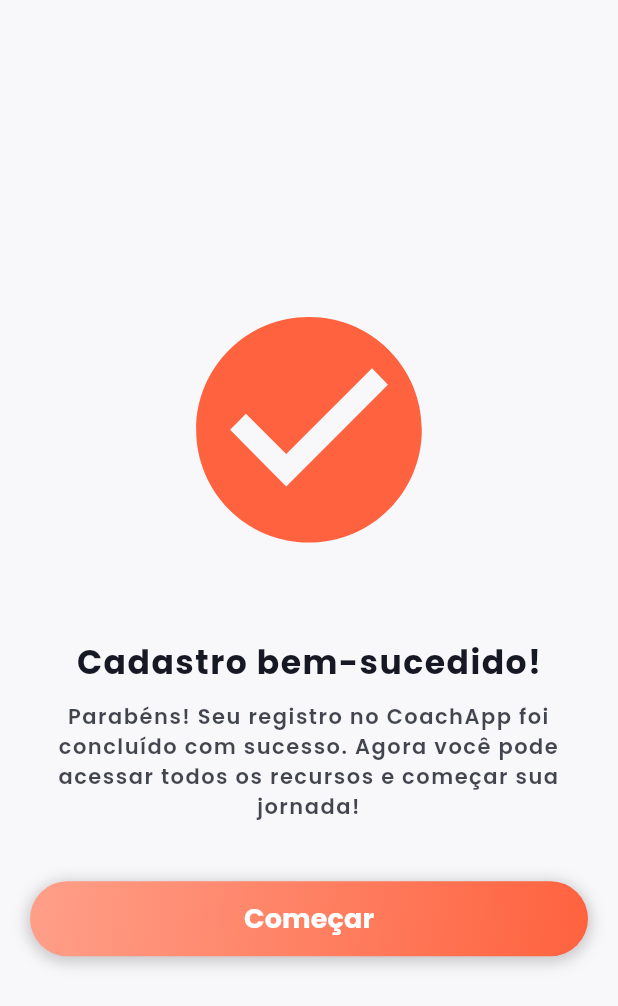
After one commit to LuizAbudi/beach-tennis-student-manager-frontend, a Flutter app: the RegisterSuccessPage screen opened directly, on a phone screen of 412 x 824 dp. The commit adds this screen. Shown: the top 1006 px of the screen. Run offline on Flutter 3.47's test engine with Material 3 defaults, Android fonts, the phone set to English and light mode, and no system bars; our stand-ins replace flutter_dotenv, google_fonts, jwt_decoder, localstorage; accounts and stored records are empty; generated files the repository leaves out were written again.

Commit message:
feat: adding success page

```diff
--- a/lib/src/pages/login.dart
+++ b/lib/src/pages/login.dart
@@ -2,6 +2,7 @@ import 'package:flutter/material.dart';
 import 'package:mobile/src/controllers/user_controller.dart';
 import 'package:mobile/src/pages/home.dart';
 import 'package:mobile/src/models/user_model.dart';
+import 'package:mobile/src/pages/register/success.dart';
 import 'package:mobile/src/pages/register/user_type.dart';
 import 'package:mobile/src/services/http_client.dart';
 import 'package:mobile/src/stores/user_stores.dart';
@@ -133,7 +134,7 @@ class _LoginPageState extends State<LoginPage> {
               child: ClipRRect(
                 borderRadius: BorderRadius.circular(20),
                 child: const Image(
-                  image: AssetImage('assets/coachapp_logo.png'),
+                  image: AssetImage('assets/images/coachapp_logo.png'),
                   width: 150,
                   height: 150,
                   fit: BoxFit.cover,
--- /dev/null
+++ b/lib/src/pages/register/success.dart
@@ -0,0 +1,76 @@
+import 'package:flutter/material.dart';
+import 'package:mobile/src/pages/home.dart';
+import 'package:mobile/src/widgets/custom_button.dart';
+import 'package:mobile/src/widgets/custom_text.dart';
+import 'package:mobile/src/widgets/pulse_icon.dart';
+
+class RegisterSuccessPage extends StatefulWidget {
+  const RegisterSuccessPage({super.key});
+
+  @override
+  State<RegisterSuccessPage> createState() => RegisterSuccessPageState();
+}
+
+class RegisterSuccessPageState extends State<RegisterSuccessPage> {
+  @override
+  Widget build(BuildContext context) {
+    return Scaffold(
+      body: SingleChildScrollView(
+        child: Column(
+          children: [
+            SizedBox(
+              height: MediaQuery.sizeOf(context).height,
+              width: double.infinity,
+              child: _buildInputFields(),
+            ),
+          ],
+        ),
+      ),
+    );
+  }
+
+  Widget _buildInputFields() {
+    return Container(
+      decoration:
+          const BoxDecoration(color: Color.fromARGB(255, 248, 248, 251)),
+      child: Padding(
+        padding: const EdgeInsets.only(left: 20, right: 20),
+        child: Column(
+          crossAxisAlignment: CrossAxisAlignment.center,
+          mainAxisAlignment: MainAxisAlignment.center,
+          children: [
+            const PulseIcon(
+              icon: Icons.check_circle,
+            ),
+            const SizedBox(height: 40),
+            const CustomText(
+              text: "Cadastro bem-sucedido!",
+              type: "header",
+            ),
+            const SizedBox(height: 10),
+            const CustomText(
+              text:
+                  "Parabéns! Seu registro no CoachApp foi concluído com sucesso. Agora você pode acessar todos os recursos e começar sua jornada!",
+              type: "paragraph",
+              textAlign: TextAlign.center,
+              color: Color.fromRGBO(22, 24, 35, 0.8),
+            ),
+            const SizedBox(height: 40),
+            CustomButton(
+              onPressed: () {
+                Navigator.pushReplacement(
+                  context,
+                  MaterialPageRoute(
+                    builder: (context) => const Home(),
+                  ),
+                );
+              },
+              text: "Começar",
+              height: 50,
+            ),
+          ],
+        ),
+      ),
+    );
+  }
+}
--- a/lib/src/pages/register/user_info.dart
+++ b/lib/src/pages/register/user_info.dart
@@ -1,7 +1,7 @@
 import 'package:flutter/material.dart';
 import 'package:mobile/src/controllers/user_controller.dart';
 import 'package:mobile/src/models/user_model.dart';
-import 'package:mobile/src/pages/login.dart';
+import 'package:mobile/src/pages/register/success.dart';
 import 'package:mobile/src/services/http_client.dart';
 import 'package:mobile/src/stores/user_stores.dart';
 import 'package:mobile/src/widgets/custom_button.dart';
@@ -91,7 +91,7 @@ class _RegisterUserInfoPageState extends State<RegisterUserInfoPage> {
       Navigator.pushReplacement(
         context,
         MaterialPageRoute(
-          builder: (context) => const LoginPage(),
+          builder: (context) => const RegisterSuccessPage(),
         ),
       );
     }
--- a/lib/src/widgets/custom_text.dart
+++ b/lib/src/widgets/custom_text.dart
@@ -7,6 +7,7 @@ class CustomText extends StatelessWidget {
   final Color? color;
   final FontWeight? fontWeight;
   final String? type;
+  final TextAlign textAlign;
 
   const CustomText({
     super.key,
@@ -15,6 +16,7 @@ class CustomText extends StatelessWidget {
     this.color,
     this.fontWeight,
     this.type,
+    this.textAlign = TextAlign.start,
   });
 
   @override
@@ -35,6 +37,7 @@ class CustomText extends StatelessWidget {
 
     return Text(
       text,
+      textAlign: textAlign,
       style: GoogleFonts.poppins(
         textStyle: TextStyle(
           color: color ?? const Color.fromARGB(255, 22, 24, 35),
--- /dev/null
+++ b/lib/src/widgets/pulse_icon.dart
@@ -0,0 +1,60 @@
+// ignore_for_file: library_private_types_in_public_api
+
+import 'package:flutter/material.dart';
+
+class PulseIcon extends StatefulWidget {
+  final IconData icon;
+
+  const PulseIcon({super.key, required this.icon});
+
+  @override
+  _PulseIconState createState() => _PulseIconState();
+}
+
+class _PulseIconState extends State<PulseIcon>
+    with SingleTickerProviderStateMixin {
+  late AnimationController _controller;
+  late Animation<double> _animation;
+
+  @override
+  void initState() {
+    super.initState();
+
+    _controller = AnimationController(
+      duration: const Duration(seconds: 1),
+      vsync: this,
+    )..repeat(reverse: true);
+
+    _animation = Tween<double>(begin: 0.9, end: 1.1).animate(
+      CurvedAnimation(
+        parent: _controller,
+        curve: Curves.easeInOut,
+      ),
+    );
+  }
+
+  @override
+  void dispose() {
+    _controller
+        .dispose(); // Certifique-se de descartar o controlador para liberar os recursos
+    super.dispose();
+  }
+
+  @override
+  Widget build(BuildContext context) {
+    return AnimatedBuilder(
+      animation: _animation,
+      builder: (context, child) {
+        return Transform.scale(
+          scale: _animation.value,
+          child: child,
+        );
+      },
+      child: Icon(
+        widget.icon,
+        color: const Color.fromRGBO(255, 98, 62, 1),
+        size: 200,
+      ),
+    );
+  }
+}
--- a/pubspec.yaml
+++ b/pubspec.yaml
@@ -20,6 +20,7 @@ dependencies:
   jwt_decoder: ^2.0.1
   localstorage: ^5.0.0
   google_fonts: ^4.0.3
+  lottie: ^3.1.2
 
 dev_dependencies:
   flutter_test:
@@ -35,5 +36,5 @@ flutter:
 
   assets:
     # Add assets from the images directory to the application.
-    - assets/
+    - assets/images/
     - .env
```
Also changed, not shown: assets/images/coachapp_logo.png (renamed from assets/coachapp_logo.png), pubspec.lock.
